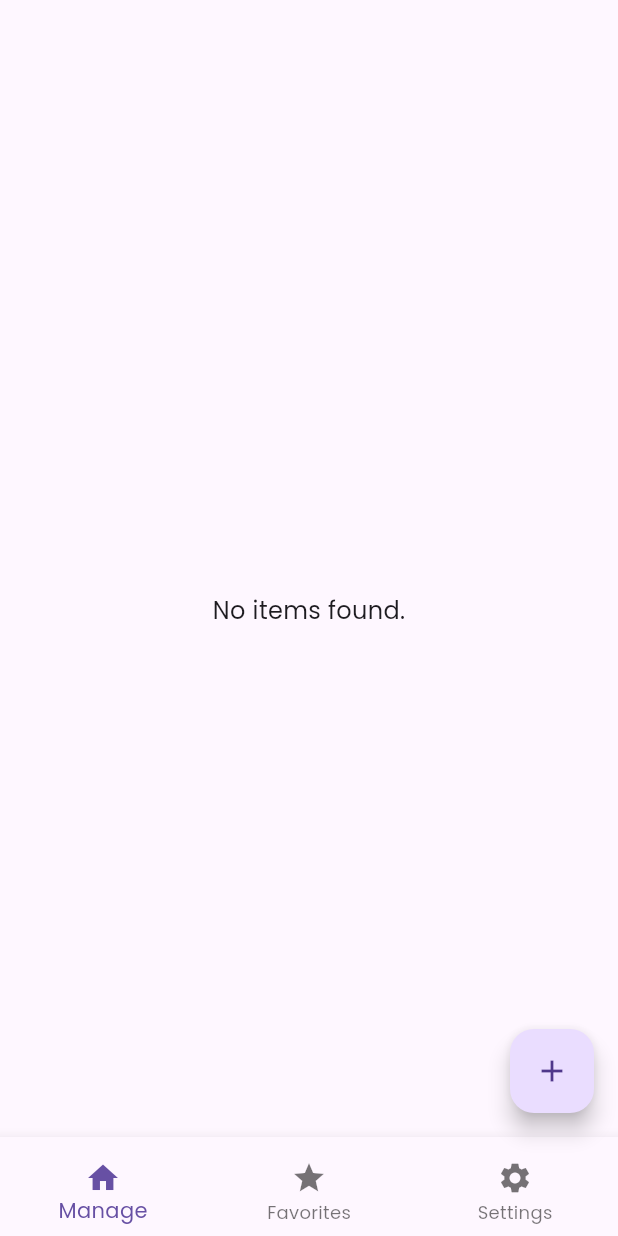
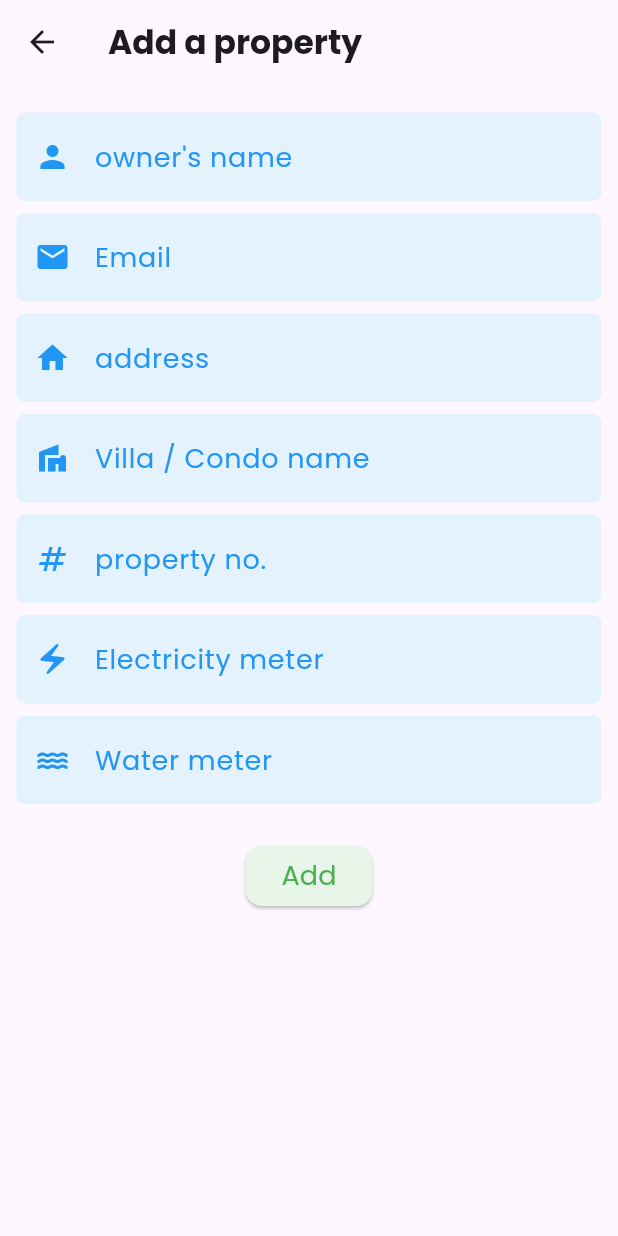
Before and after one commit to Tonwantpillow/MyProp, a Flutter app: the screen it shows after launch, after a tap on the "add" icon, on a phone screen of 412 x 824 dp. Run offline on Flutter 3.47's test engine with Material 3 defaults, Android fonts, the phone set to English and light mode, and no system bars; our stand-ins replace dartz, equatable, flutter_bloc, get_it, internet_connection_checker and 2 more; missing offline and left inert: dart:ffi; accounts and stored records are empty.

Commit message:
feature added: add property

```diff
--- a/myprop/lib/core/theme/app_theme.dart
+++ b/myprop/lib/core/theme/app_theme.dart
@@ -9,6 +9,15 @@ class AppTheme {
         bodyLarge: TextStyle(fontSize: 18),
         bodyMedium: TextStyle(fontSize: 16),
         titleLarge: TextStyle(fontWeight: FontWeight.bold),
+      ),
+      elevatedButtonTheme: ElevatedButtonThemeData(
+        style: ElevatedButton.styleFrom(
+          foregroundColor: Colors.green,
+          backgroundColor: Colors.green[50],
+          shape: RoundedRectangleBorder(
+            borderRadius: BorderRadius.circular(11),
+          )
+        )
       )
     );
   }
--- a/myprop/lib/core/usecases/usecase.dart
+++ b/myprop/lib/core/usecases/usecase.dart
@@ -10,3 +10,35 @@ class NoParams extends Equatable {
   @override
   List<Object> get props => [];
 }
+
+class AddItemParams extends Equatable {
+
+  final String owner;
+  final String address;
+  final String email;
+  final int propNo;
+  final String groupName;
+  final int currentE;
+  final int currentW;
+
+  const AddItemParams({
+    required this.owner,
+    required this.address,
+    required this.email,
+    required this.propNo,
+    required this.groupName,
+    required this.currentE,
+    required this.currentW,
+  });
+
+  @override
+  List<Object> get props => [
+    owner,
+    address,
+    email,
+    propNo,
+    groupName,
+    currentE,
+    currentW,
+    ];
+}
--- a/myprop/lib/data/repositories/item_repository_impl.dart
+++ b/myprop/lib/data/repositories/item_repository_impl.dart
@@ -6,7 +6,6 @@ import 'package:myprop/data/datasources/remote_data_source.dart';
 import 'package:myprop/data/models/item_model.dart';
 import 'package:myprop/domain/entities/item.dart';
 import 'package:myprop/domain/repositories/item_repository.dart';
-import 'package:supabase_flutter/supabase_flutter.dart';
 
 class ItemRepositoryImpl implements ItemRepository {
   final RemoteDataSource remoteDataSource;
--- a/myprop/lib/domain/entities/item.dart
+++ b/myprop/lib/domain/entities/item.dart
@@ -1,31 +1,37 @@
 import 'package:equatable/equatable.dart';
 
 class Item extends Equatable {
-  final int id;
-  final DateTime createdAt;
+  final int? id;
+  final DateTime? createdAt;
   final String owner;
   final String address;
   final String email;
-  final int currentE;  // Assuming "current-e" in table
-  final int currentW;  // Assuming "current-w" in table
+  final String groupName;
+  final int propNo;
+  final int currentE;
+  final int currentW;
 
   const Item({
-    required this.id,
-    required this.createdAt,
+    this.id,
+    this.createdAt,
     required this.owner,
     required this.address,
     required this.email,
+    required this.groupName,
+    required this.propNo,
     required this.currentE,
     required this.currentW,
   });
 
   @override
   List<Object> get props => [
-        id,
-        createdAt,
+        id ?? 0,
+        createdAt ?? DateTime.now(),
         owner,
         address,
         email,
+        groupName,
+        propNo,
         currentE,
         currentW,
       ];
--- /dev/null
+++ b/myprop/lib/domain/usecases/add_item.dart
@@ -0,0 +1,16 @@
+import 'package:dartz/dartz.dart';
+import 'package:myprop/core/error/failures.dart';
+import 'package:myprop/core/usecases/usecase.dart';
+import 'package:myprop/domain/entities/item.dart';
+import 'package:myprop/domain/repositories/item_repository.dart';
+
+class AddItem implements UseCase<void, AddItemParams> {
+  final ItemRepository repository;
+  AddItem(this.repository);
+
+  @override
+  Future<Either<Failure, void>> call(AddItemParams params) {
+    final item = Item(owner: params.owner, address: params.address, email: params.email, groupName: params.groupName, propNo: params.propNo, currentE: params.currentE, currentW: params.currentW);
+    return repository.addItem(item);
+  }
+}
--- a/myprop/lib/injection_container.dart
+++ b/myprop/lib/injection_container.dart
@@ -5,6 +5,7 @@ import 'package:myprop/data/datasources/local_data_source.dart';
 import 'package:myprop/data/datasources/remote_data_source.dart';
 import 'package:myprop/data/repositories/item_repository_impl.dart';
 import 'package:myprop/domain/repositories/item_repository.dart';
+import 'package:myprop/domain/usecases/add_item.dart';
 import 'package:myprop/domain/usecases/get_item_by_id.dart';
 import 'package:myprop/domain/usecases/get_items.dart';
 import 'package:myprop/presentation/bloc/item/item_bloc.dart';
@@ -18,11 +19,13 @@ Future<void> init() async {
   // Use cases
   sl.registerLazySingleton(() => GetItems(sl()));
   sl.registerLazySingleton(()=> GetItemById(sl()));
+  sl.registerLazySingleton(()=> AddItem(sl()));
   // Bloc
   sl.registerFactory(
     () => ItemBloc(
       getItems: sl<GetItems>(),
       getItemById: sl<GetItemById>(),
+      addItem: sl<AddItem>(),
     ),
   );
 
--- a/myprop/lib/presentation/bloc/item/item_event.dart
+++ b/myprop/lib/presentation/bloc/item/item_event.dart
@@ -1,4 +1,5 @@
 import 'package:equatable/equatable.dart';
+import 'package:myprop/core/usecases/usecase.dart';
 import 'package:myprop/domain/entities/item.dart';
 
 abstract class ItemEvent extends Equatable {
@@ -19,19 +20,15 @@ class GetItemByIdEvent extends ItemEvent {
 }
 
 class AddItemEvent extends ItemEvent {
-  final Item item;
-
-  const AddItemEvent(this.item);
-
+  final AddItemParams params;
+  const AddItemEvent(this.params);
   @override
-  List<Object> get props => [item];
+  List<Object> get props => [params];
 }
 
 class UpdateItemEvent extends ItemEvent {
   final Item item;
-
   const UpdateItemEvent(this.item);
-
   @override
   List<Object> get props => [item];
 }
--- a/myprop/lib/presentation/bloc/item/item_state.dart
+++ b/myprop/lib/presentation/bloc/item/item_state.dart
@@ -30,6 +30,8 @@ class ItemLoaded extends ItemState {
   List<Object> get props => [item];
 }
 
+class ItemAdded extends ItemState {}
+
 class ItemError extends ItemState {
   final String message;
 
--- /dev/null
+++ b/myprop/lib/presentation/pages/add_prop_page.dart
@@ -0,0 +1,30 @@
+import 'package:flutter/material.dart';
+import 'package:flutter/widgets.dart';
+import 'package:myprop/presentation/widgets/add_prop_form.dart';
+
+class AddPropPage extends StatefulWidget {
+  const AddPropPage({super.key});
+
+  @override
+  State<AddPropPage> createState() => _AddPropPageState();
+}
+
+class _AddPropPageState extends State<AddPropPage> {
+  final formKey = GlobalKey<FormState>();
+  @override
+  Widget build(BuildContext context) {
+    return Scaffold(
+      appBar: AppBar(
+        title: Text('Add a property', style: TextStyle(),),
+      ),
+      body: Padding(
+        padding: EdgeInsets.all(11),
+        child: Column(
+          children: [
+            AddPropForm(formKey: formKey),
+          ],
+        ),
+      ),
+    );
+  }
+}
--- a/myprop/lib/presentation/pages/home_page.dart
+++ b/myprop/lib/presentation/pages/home_page.dart
@@ -2,11 +2,8 @@ import 'package:flutter/material.dart';
 import 'package:flutter_bloc/flutter_bloc.dart';
 import 'package:myprop/presentation/bloc/item/item_bloc.dart';
 import 'package:myprop/presentation/bloc/item/item_event.dart';
-import 'package:myprop/presentation/bloc/item/item_state.dart';
-import 'package:myprop/presentation/pages/detail_page.dart';
+import 'package:myprop/presentation/pages/add_prop_page.dart';
 import 'package:myprop/presentation/pages/manage_page.dart';
-import 'package:myprop/presentation/widgets/item_widget.dart';
-import 'package:myprop/presentation/widgets/welcome_home.dart';
 
 class HomePage extends StatefulWidget {
   const HomePage({super.key});
@@ -35,7 +32,7 @@ class _HomePageState extends State<HomePage> {
       body: pages[_selectedIndex],
       floatingActionButton: FloatingActionButton(
         onPressed: () {
-
+          Navigator.push(context, MaterialPageRoute(builder: (context)=> AddPropPage()));
         },
         child: const Icon(Icons.add),
       ),
--- a/myprop/lib/presentation/pages/manage_page.dart
+++ b/myprop/lib/presentation/pages/manage_page.dart
@@ -50,8 +50,8 @@ class _ManagePageState extends State<ManagePage> {
                           MaterialPageRoute(
                             builder:
                                 (context) => BlocProvider(
-                                  create: (_) => sl<ItemBloc>()..add(GetItemByIdEvent(item.id)),
-                                  child: DetailPage(itemId: item.id),
+                                  create: (_) => sl<ItemBloc>()..add(GetItemByIdEvent(item.id!)),
+                                  child: DetailPage(itemId: item.id!),
                                 ),
                           ),
                         );
--- /dev/null
+++ b/myprop/lib/presentation/widgets/add_prop_form.dart
@@ -0,0 +1,165 @@
+import 'dart:ffi';
+
+import 'package:flutter/material.dart';
+import 'package:flutter/widgets.dart';
+import 'package:flutter_bloc/flutter_bloc.dart';
+import 'package:myprop/core/usecases/usecase.dart';
+import 'package:myprop/presentation/bloc/item/item_bloc.dart';
+import 'package:myprop/presentation/bloc/item/item_event.dart';
+
+class AddPropForm extends StatefulWidget {
+  final GlobalKey<FormState> formKey;
+  const AddPropForm({super.key, required this.formKey});
+
+  @override
+  State<AddPropForm> createState() => _AddPropFormState();
+}
+
+class _AddPropFormState extends State<AddPropForm> {
+  final formBorder = OutlineInputBorder(
+    borderRadius: BorderRadius.circular(5.5),
+    borderSide: BorderSide(color: Colors.transparent),
+  );
+  final _ownerController = TextEditingController();
+  final _emailController = TextEditingController();
+  final _addressController = TextEditingController();
+  final _groupNameController = TextEditingController();
+  final _propNoController = TextEditingController();
+  final _currentEController = TextEditingController();
+  final _currentWController = TextEditingController();
+  @override
+  void dispose() {
+    _ownerController.dispose();
+    _emailController.dispose();
+    _addressController.dispose();
+    _groupNameController.dispose();
+    _propNoController.dispose();
+    _currentEController.dispose();
+    _currentWController.dispose();
+    super.dispose();
+  }
+
+  @override
+  Widget build(BuildContext context) {
+    return Form(
+      key: widget.formKey,
+      child: Column(
+        children:
+            [
+                  TextFormField(
+                    controller: _ownerController,
+                    decoration: InputDecoration(
+                      enabledBorder: formBorder,
+                      focusedBorder: formBorder,
+                      prefixIcon: Icon(Icons.person, color: Colors.blue),
+                      hintText: 'owner\'s name',
+                      hintStyle: TextStyle(color: Colors.blue),
+                      filled: true,
+                      fillColor: Colors.blue[50],
+                    ),
+                  ),
+                  TextFormField(
+                    controller: _emailController,
+                    decoration: InputDecoration(
+                      enabledBorder: formBorder,
+                      focusedBorder: formBorder,
+                      prefixIcon: Icon(Icons.email, color: Colors.blue),
+                      hintText: 'Email',
+                      hintStyle: TextStyle(color: Colors.blue),
+                      filled: true,
+                      fillColor: Colors.blue[50],
+                    ),
+                  ),
+                  TextFormField(
+                    controller: _addressController,
+                    decoration: InputDecoration(
+                      enabledBorder: formBorder,
+                      focusedBorder: formBorder,
+                      prefixIcon: Icon(Icons.home, color: Colors.blue),
+                      hintText: 'address',
+                      hintStyle: TextStyle(color: Colors.blue),
+                      filled: true,
+                      fillColor: Colors.blue[50],
+                    ),
+                  ),
+                  TextFormField(
+                    controller: _groupNameController,
+                    decoration: InputDecoration(
+                      enabledBorder: formBorder,
+                      focusedBorder: formBorder,
+                      prefixIcon: Icon(Icons.villa, color: Colors.blue),
+                      hintText: 'Villa / Condo name',
+                      hintStyle: TextStyle(color: Colors.blue),
+                      filled: true,
+                      fillColor: Colors.blue[50],
+                    ),
+                  ),
+                  TextFormField(
+                    controller: _propNoController,
+                    decoration: InputDecoration(
+                      enabledBorder: formBorder,
+                      focusedBorder: formBorder,
+                      prefixIcon: Icon(Icons.numbers, color: Colors.blue),
+                      hintText: 'property no.',
+                      hintStyle: TextStyle(color: Colors.blue),
+                      filled: true,
+                      fillColor: Colors.blue[50],
+                    ),
+                  ),
+                  TextFormField(
+                    controller: _currentEController,
+                    decoration: InputDecoration(
+                      enabledBorder: formBorder,
+                      focusedBorder: formBorder,
+                      prefixIcon: Icon(Icons.electric_bolt, color: Colors.blue),
+                      hintText: 'Electricity meter',
+                      hintStyle: TextStyle(color: Colors.blue),
+                      filled: true,
+                      fillColor: Colors.blue[50],
+                    ),
+                  ),
+                  TextFormField(
+                    controller: _currentWController,
+                    decoration: InputDecoration(
+                      enabledBorder: formBorder,
+                      focusedBorder: formBorder,
+                      prefixIcon: Icon(Icons.water, color: Colors.blue),
+                      hintText: 'Water meter',
+                      hintStyle: TextStyle(color: Colors.blue),
+                      filled: true,
+                      fillColor: Colors.blue[50],
+                    ),
+                  ),
+                  SizedBox(height: 8),
+                  ElevatedButton(
+                    child: Text(
+                      'Add',
+                      style: TextStyle(color: Colors.green, fontSize: 18),
+                    ),
+                    onPressed: () {
+                      final params = AddItemParams(
+                        owner: _ownerController.text,
+                        email: _emailController.text,
+                        address: _addressController.text,
+                        groupName: _groupNameController.text,
+                        propNo: int.parse(_propNoController.text),
+                        currentE: int.parse(_currentEController.text),
+                        currentW: int.parse(_currentWController.text),
+                      );
+                      context.read<ItemBloc>().add(AddItemEvent(params));
+                      ScaffoldMessenger.of(context).showSnackBar(
+                        SnackBar(content: Text('Property added successfully')),
+                      );
+                      Navigator.pop(context);
+                    },
+                  ),
+                ]
+                .map(
+                  (field) =>
+                      Padding(padding: EdgeInsets.only(top: 8), child: field),
+                )
+                .toList(),
+      ),
+    );
+  }
+}
```
Also changed, not shown: myprop/lib/data/datasources/remote_data_source.dart (+13 -4 lines), myprop/lib/data/models/item_model.dart (+15 -6 lines), myprop/lib/presentation/bloc/item/item_bloc.dart (+20 -0 lines), myprop/lib/presentation/widgets/add_prop_dialog.dart (added, +18 -0 lines), myprop/lib/presentation/widgets/welcome_home.dart (+18 -5 lines).
